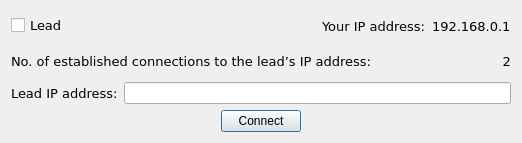
Above: ui/team_configuration.ui from CS4311-spring-2020/pick-tool-team14-keikaku before the change. Below: the same form after it.
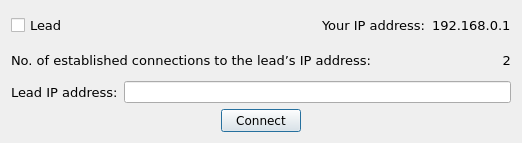
That is the form after the change.

Commit message: Cleaned up and unified change_configuration, event_configuration, filter_configuration, and team_configuration.

What changed in the file:
```diff
--- a/ui/team_configuration.ui
+++ b/ui/team_configuration.ui
@@ -155,7 +155,13 @@
       </widget>
      </item>
      <item>
-      <widget class="QLineEdit" name="leadIPText"/>
+      <widget class="QLineEdit" name="leadIPText">
+       <property name="font">
+        <font>
+         <family>Arial</family>
+        </font>
+       </property>
+      </widget>
      </item>
     </layout>
    </item>
@@ -167,6 +173,11 @@
        <verstretch>0</verstretch>
       </sizepolicy>
      </property>
+     <property name="font">
+      <font>
+       <family>Verdana</family>
+      </font>
+     </property>
      <property name="text">
       <string>Connect</string>
      </property>
```
The commit also changes 4 other files.
